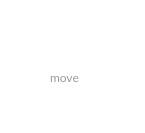
Above: src/MEGASync/stalled_issues/gui/win/StalledIssueFilePath.ui from meganz/MEGAsync before the change. Below: the same form after it.
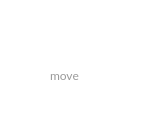
That is the form after the change.

Commit message: Small fixes which affected sizeHint for stall issues bodies

```diff
--- a/src/MEGASync/stalled_issues/gui/win/StalledIssueFilePath.ui
+++ b/src/MEGASync/stalled_issues/gui/win/StalledIssueFilePath.ui
@@ -91,6 +91,11 @@
     font-size: 12px;
     line-height: 20px;
     color: #999999;
+}
+
+#pathProblem
+{
+    color: #D90007;
 }</string>
      </property>
      <layout class="QGridLayout" name="gridLayout_3">
@@ -217,7 +222,7 @@
         </layout>
        </widget>
       </item>
-      <item row="1" column="1">
+      <item row="2" column="1">
        <widget class="QLabel" name="pathProblem">
         <property name="text">
          <string/>
@@ -246,6 +251,22 @@
         </property>
        </widget>
       </item>
+      <item row="1" column="1">
+       <spacer name="verticalSpacer">
+        <property name="orientation">
+         <enum>Qt::Vertical</enum>
+        </property>
+        <property name="sizeType">
+         <enum>QSizePolicy::Fixed</enum>
+        </property>
+        <property name="sizeHint" stdset="0">
+         <size>
+          <width>0</width>
+          <height>3</height>
+         </size>
+        </property>
+       </spacer>
+      </item>
      </layout>
     </widget>
    </item>
@@ -288,6 +309,11 @@
     font-size: 12px;
     line-height: 20px;
     color: #999999;
+}
+
+#movePathProblem
+{
+    color: #D90007;
 }</string>
      </property>
      <layout class="QGridLayout" name="gridLayout_2">
@@ -306,6 +332,13 @@
       <property name="spacing">
        <number>0</number>
       </property>
+      <item row="3" column="0" colspan="2">
+       <widget class="QLabel" name="movePathProblem">
+        <property name="text">
+         <string/>
+        </property>
+       </widget>
+      </item>
       <item row="0" column="0" colspan="2">
        <widget class="QWidget" name="moveHeader" native="true">
         <layout class="QHBoxLayout" name="horizontalLayout_3">
@@ -491,12 +524,21 @@
         </layout>
        </widget>
       </item>
-      <item row="2" column="0" colspan="2">
-       <widget class="QLabel" name="movePathProblem">
-        <property name="text">
-         <string/>
+      <item row="2" column="0">
+       <spacer name="verticalSpacer_2">
+        <property name="orientation">
+         <enum>Qt::Vertical</enum>
         </property>
-       </widget>
+        <property name="sizeType">
+         <enum>QSizePolicy::Fixed</enum>
+        </property>
+        <property name="sizeHint" stdset="0">
+         <size>
+          <width>0</width>
+          <height>3</height>
+         </size>
+        </property>
+       </spacer>
       </item>
      </layout>
     </widget>
```
The commit also changes 1 other file.
